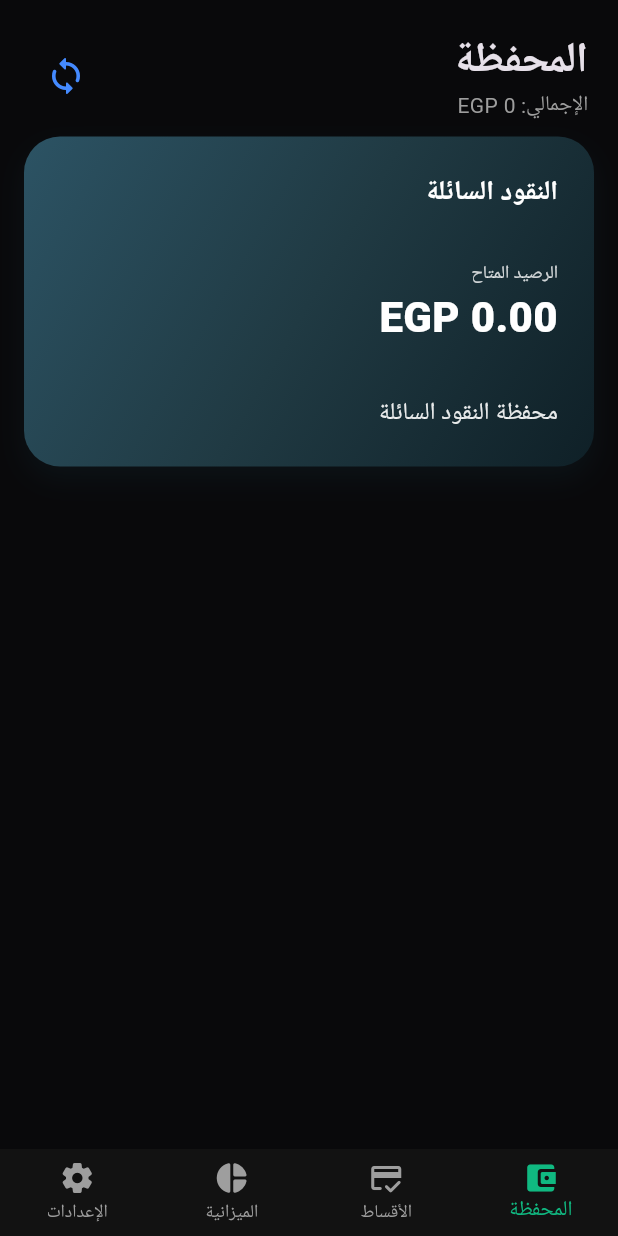
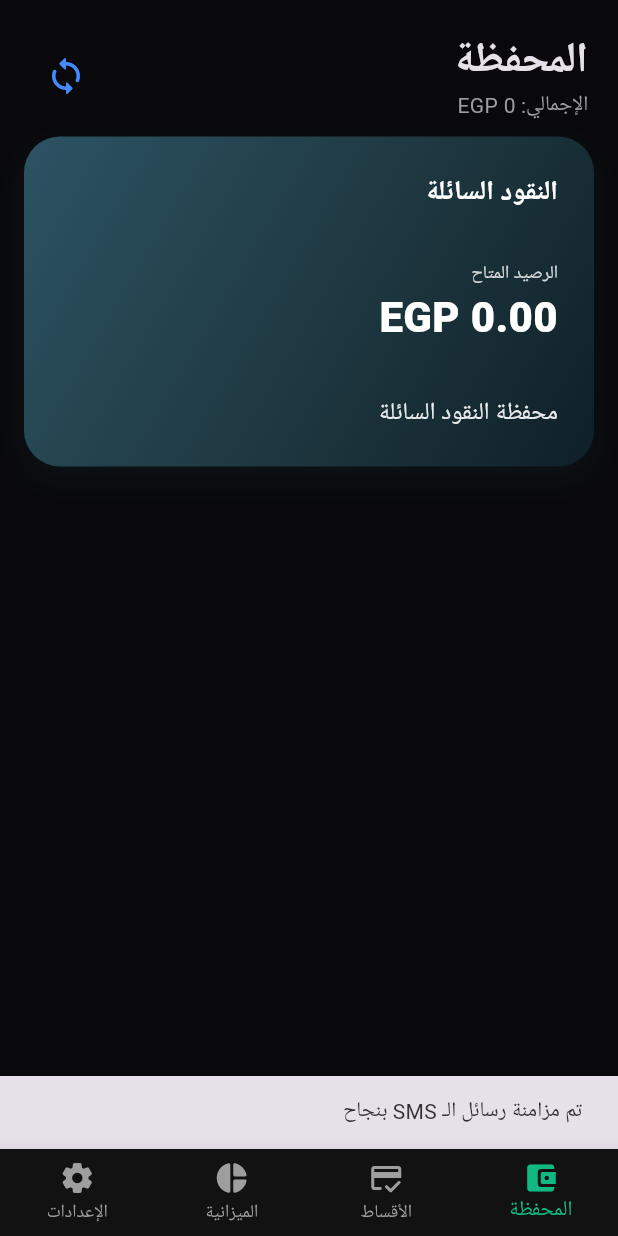
Before and after one commit to moalmaz11/Qersheen, a Flutter app: the screen it shows after launch, after a tap on the "sync" icon, on a phone screen of 412 x 824 dp. Run offline on Flutter 3.47's test engine with Material 3 defaults, Android fonts, the light colour scheme and no system bars; our stand-ins replace file_picker, fl_chart, local_auth, pdf, permission_handler, printing and 2 more; missing offline and left inert: flutter_sms_inbox, notification_listener_service, telephony.

Commit message:
Remove Notification Listener, enforce SMS permissions on startup, rely fully on SMS and manual entry

```diff
--- a/lib/main.dart
+++ b/lib/main.dart
@@ -5,7 +5,6 @@ import 'package:shared_preferences/shared_preferences.dart';
 import 'package:fl_chart/fl_chart.dart';
 import 'package:permission_handler/permission_handler.dart';
 import 'package:flutter_sms_inbox/flutter_sms_inbox.dart';
-import 'package:notification_listener_service/notification_listener_service.dart';
 import 'package:local_auth/local_auth.dart';
 import 'package:file_picker/file_picker.dart';
 import 'package:share_plus/share_plus.dart';
@@ -68,13 +67,24 @@ class AppData extends ChangeNotifier {
         isBiometricEnabled = prefs.getBool('isBioEnabled') ?? false,
         language = prefs.getString('app_lang') ?? 'ar' {
     _loadAll();
-    _startNotificationListener();
     _checkInitialAuth();
   }
 
   void _checkInitialAuth() {
     if (!isBiometricEnabled) isAuthenticated = true;
   }
+
+  // ================= طلب الصلاحيات الأساسية للرسائل =================
+  Future<void> initializePermissions() async {
+    if (!(await Permission.sms.isGranted)) {
+      await Permission.sms.request();
+    }
+    // تحديث الأرصدة فور الموافقة على الصلاحية
+    if (await Permission.sms.isGranted) {
+      autoDetectChronological();
+    }
+  }
+  // =======================================================
 
   void toggleLanguage() {
     language = language == 'ar' ? 'en' : 'ar';
@@ -116,7 +126,7 @@ class AppData extends ChangeNotifier {
   }
 
   void _loadAll() {
-    final String? cardsJson = prefs.getString('cardsData_v26');
+    final String? cardsJson = prefs.getString('cardsData_v27');
     if (cardsJson != null && cardsJson.isNotEmpty) {
       final List<dynamic> decoded = jsonDecode(cardsJson);
       userCards = decoded.map((e) => UserCardModel.fromJson(e)).toList();
@@ -130,13 +140,13 @@ class AppData extends ChangeNotifier {
       saveCards();
     }
 
-    final String? instJson = prefs.getString('installments_v26');
+    final String? instJson = prefs.getString('installments_v27');
     if (instJson != null && instJson.isNotEmpty) {
       final List<dynamic> decInst = jsonDecode(instJson);
       installments = decInst.map((e) => InstallmentModel.fromJson(e)).toList();
     }
 
-    final String? budJson = prefs.getString('catBudgets_v26');
+    final String? budJson = prefs.getString('catBudgets_v27');
     if (budJson != null && budJson.isNotEmpty) {
       final Map<String, dynamic> decBud = jsonDecode(budJson);
       categoryBudgets = decBud.map((k, v) => MapEntry(k, (v as num).toDouble()));
@@ -145,23 +155,23 @@ class AppData extends ChangeNotifier {
       saveCategoryBudgets();
     }
 
-    final List<String>? fps = prefs.getStringList('processed_fps_v26');
+    final List<String>? fps = prefs.getStringList('processed_fps_v27');
     if (fps != null) processedMessageFingerprints = fps.toSet();
   }
 
   void saveCards() {
-    prefs.setString('cardsData_v26', jsonEncode(userCards.map((c) => c.toJson()).toList()));
-    prefs.setStringList('processed_fps_v26', processedMessageFingerprints.toList());
+    prefs.setString('cardsData_v27', jsonEncode(userCards.map((c) => c.toJson()).toList()));
+    prefs.setStringList('processed_fps_v27', processedMessageFingerprints.toList());
     notifyListeners();
   }
 
   void saveInstallments() {
-    prefs.setString('installments_v26', jsonEncode(installments.map((i) => i.toJson()).toList()));
+    prefs.setString('installments_v27', jsonEncode(installments.map((i) => i.toJson()).toList()));
     notifyListeners();
   }
 
   void saveCategoryBudgets() {
-    prefs.setString('catBudgets_v26', jsonEncode(categoryBudgets));
+    prefs.setString('catBudgets_v27', jsonEncode(categoryBudgets));
     notifyListeners();
   }
 
@@ -281,15 +291,6 @@ class AppData extends ChangeNotifier {
     await Printing.sharePdf(bytes: await pdf.save(), filename: 'qersheen_statement.pdf');
   }
 
-  void _startNotificationListener() {
-    try {
-      NotificationListenerService.notificationsStream.listen((event) {
-        final bank = EgyptInstitutions.matchSender(event.title ?? '');
-        if (bank != null) _processMessage(bank, '${event.title} ${event.content}', DateTime.now(), null);
-      });
-    } catch (_) {}
-  }
-
   Future<void> autoDetectChronological() async {
     try {
       if (!(await Permission.sms.request().isGranted)) return;
@@ -299,6 +300,7 @@ class AppData extends ChangeNotifier {
         final bank = EgyptInstitutions.matchSender(msg.address ?? '');
         if (bank != null) _processMessage(bank, msg.body ?? '', msg.date ?? DateTime.now(), msg.id.toString());
       }
+      notifyListeners();
     } catch (_) {}
   }
 
@@ -327,7 +329,6 @@ class AppData extends ChangeNotifier {
     if (!isIncome && !isExpense) return;
 
     String extractedName = 'معاملة مالية';
-    // تنظيف الذكاء الاصطناعي من الكلمات الزائدة والترويجية
     final nameMatch = RegExp(r'(?:لـ|إلى|من|لدى|في|to|from)\s+([A-Za-z\u0621-\u064A0-9\s\.\-]{3,25})').firstMatch(text);
     if (nameMatch != null) {
       String rawName = nameMatch.group(1)!;
@@ -444,6 +445,14 @@ class _MainLayoutScreenState extends State<MainLayoutScreen> {
   int _tab = 0;
 
   @override
+  void initState() {
+    super.initState();
+    WidgetsBinding.instance.addPostFrameCallback((_) {
+      widget.appData.initializePermissions();
+    });
+  }
+
+  @override
   Widget build(BuildContext context) {
     final pages = [AppleWalletScreen(appData: widget.appData), InstallmentsView(appData: widget.appData), CategoryBudgetsView(appData: widget.appData), SettingsTabView(appData: widget.appData)];
     final isDark = widget.appData.isDarkMode;
@@ -537,7 +546,13 @@ class _AppleWalletScreenState extends State<AppleWalletScreen> {
                     Text('الإجمالي: ${widget.appData.getTotalBalance().toStringAsFixed(0)} EGP', style: const TextStyle(color: Colors.grey, fontSize: 14)),
                   ],
                 ),
-                IconButton(icon: const Icon(Icons.sync_rounded, color: Colors.blueAccent, size: 28), onPressed: () => widget.appData.autoDetectChronological()),
+                IconButton(
+                  icon: const Icon(Icons.sync_rounded, color: Colors.blueAccent, size: 28),
+                  onPressed: () {
+                    widget.appData.autoDetectChronological();
+                    ScaffoldMessenger.of(context).showSnackBar(const SnackBar(content: Text('تم مزامنة رسائل الـ SMS بنجاح')));
+                  }
+                ),
               ],
             ),
           ),
--- a/pubspec.yaml
+++ b/pubspec.yaml
@@ -13,7 +13,6 @@ dependencies:
   fl_chart: ^0.66.0
   permission_handler: ^11.3.0
   flutter_sms_inbox: ^1.0.3
-  notification_listener_service: ^0.3.0
   local_auth: ^3.0.2
   file_picker: ^12.2.0
   share_plus: ^13.3.0
```
